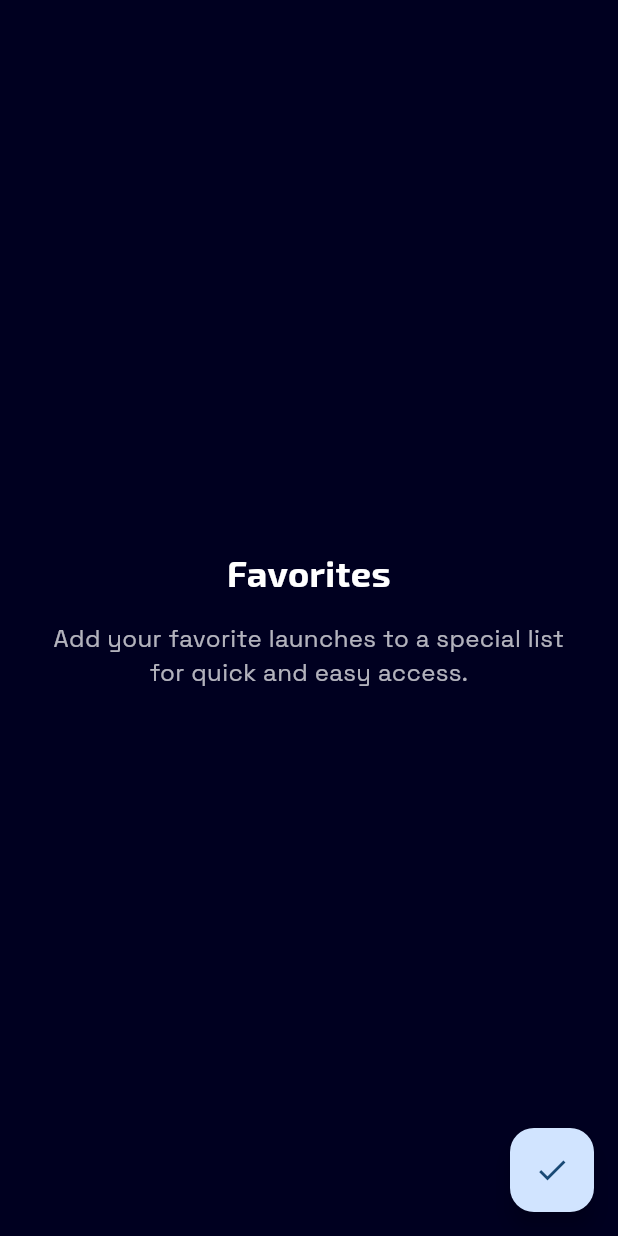
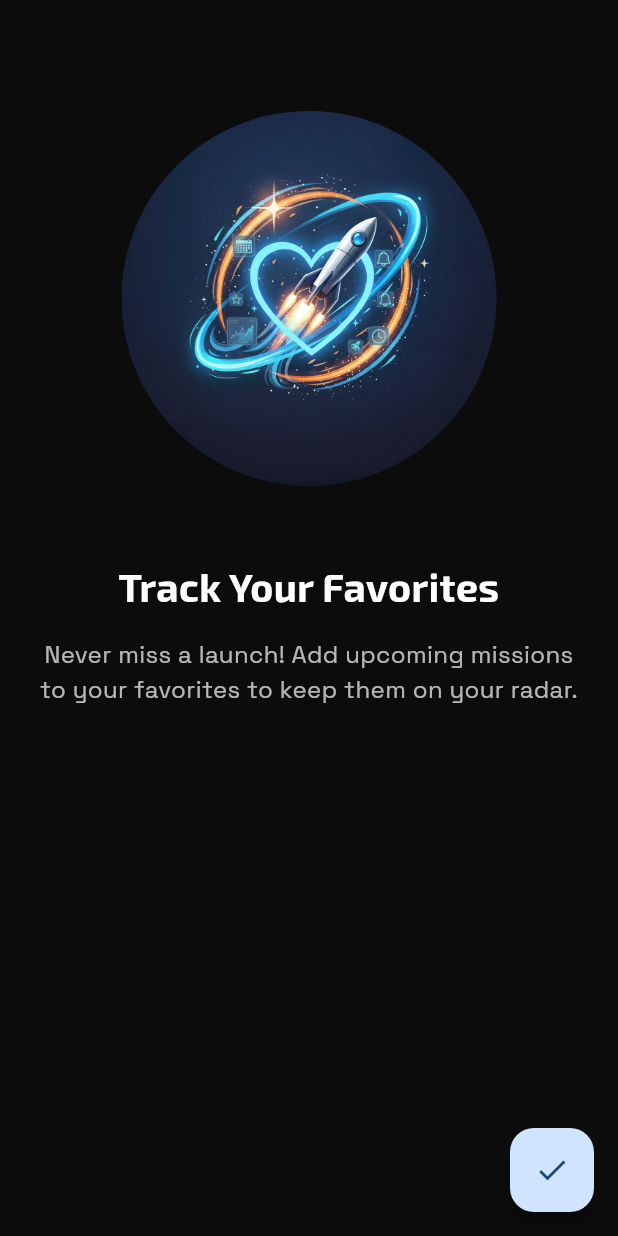
Before and after one commit to PacomeCailleteau/spaceX, a Flutter app: the screen it shows after launch, swiped to page 3, on a phone screen of 412 x 824 dp. Run offline on Flutter 3.47's test engine with Material 3 defaults, Android fonts, the phone set to English and light mode, and no system bars; our stand-ins replace cached_network_image, equatable, flutter_bloc, google_fonts, shared_preferences.

Commit message:
Final Fix

```diff
--- a/lib/features/favorites/presentation/cubit/favorites_cubit.dart
+++ b/lib/features/favorites/presentation/cubit/favorites_cubit.dart
@@ -40,7 +40,6 @@ class FavoritesCubit extends Cubit<FavoritesState> {
       } else {
         await favoriteService.addFavorite(launchId);
       }
-      // Refresh the state after modification
       await loadFavorites();
     } catch (e) {
       emit(FavoritesFailure(e.toString()));
--- a/lib/features/launches/presentation/cubit/launches_state.dart
+++ b/lib/features/launches/presentation/cubit/launches_state.dart
@@ -44,7 +44,7 @@ final class LaunchesSuccess extends LaunchesState {
 
 final class LaunchesFailure extends LaunchesState {
   final String error;
-  final List<Launch> launches; // Keep existing launches on failure
+  final List<Launch> launches;
 
   const LaunchesFailure({required this.error, this.launches = const []});
 
--- a/lib/features/launches/presentation/pages/launches_page.dart
+++ b/lib/features/launches/presentation/pages/launches_page.dart
@@ -91,7 +91,6 @@ class _LaunchesPageState extends State<LaunchesPage> {
   void _showOptionsModal(BuildContext context) {
     showModalBottomSheet(
       context: context,
-      // Provide both cubits to the modal sheet
       builder: (_) => MultiBlocProvider(
         providers: [
           BlocProvider.value(value: BlocProvider.of<ViewModeCubit>(context)),
--- a/lib/features/onboarding/presentation/pages/onboarding_page.dart
+++ b/lib/features/onboarding/presentation/pages/onboarding_page.dart
@@ -26,21 +26,24 @@ class OnboardingView extends StatelessWidget {
 
     final onboardingTabs = [
       const OnboardingTab(
-        title: 'Welcome to SpaceX',
-        description: 'Explore the world of SpaceX and keep track of all the latest launches.',
+        image: 'assets/icon/logo.png',
+        title: 'Welcome to SpaceX Tracker',
+        description: 'Track all past, present, and future SpaceX launches at your fingertips.',
       ),
       const OnboardingTab(
-        title: 'Launch Details',
-        description: 'Get detailed information about each launch, including the rocket, payload, and mission outcome.',
+        image: 'assets/icon/details.png',
+        title: 'In-Depth Details',
+        description: 'Get detailed information about each launch, from rocket specs to mission outcomes.',
       ),
       const OnboardingTab(
-        title: 'Favorites',
-        description: 'Add your favorite launches to a special list for quick and easy access.',
+        image: 'assets/icon/favorites.png',
+        title: 'Track Your Favorites',
+        description: 'Never miss a launch! Add upcoming missions to your favorites to keep them on your radar.',
       ),
     ];
 
     return Scaffold(
-      backgroundColor: const Color(0xFF000020),
+      backgroundColor: const Color(0xFF0C0C0C),
       body: PageView(
         controller: pageController,
         onPageChanged: (pageIndex) => context.read<OnboardingCubit>().changePage(pageIndex),
--- a/lib/features/onboarding/presentation/widgets/onboarding_tab.dart
+++ b/lib/features/onboarding/presentation/widgets/onboarding_tab.dart
@@ -4,10 +4,12 @@ import 'package:google_fonts/google_fonts.dart';
 class OnboardingTab extends StatelessWidget {
   const OnboardingTab({
     super.key,
+    this.image,
     required this.title,
     required this.description,
   });
 
+  final String? image;
   final String title;
   final String description;
 
@@ -15,13 +17,25 @@ class OnboardingTab extends StatelessWidget {
   Widget build(BuildContext context) {
     return Padding(
       padding: const EdgeInsets.all(24.0),
+      child: SingleChildScrollView(
         child: Column(
           mainAxisAlignment: MainAxisAlignment.center,
           children: [
+            const SizedBox(height: 50),
+            if (image != null)
+              ClipOval(
+                child: Image.asset(
+                  image!,
+                  height: 250,
+                  width: 250,
+                  fit: BoxFit.cover,
+                ),
+              ),
+            const SizedBox(height: 48),
             Text(
               title,
               style: GoogleFonts.exo2(
-              fontSize: 24,
+                fontSize: 26,
                 fontWeight: FontWeight.bold,
                 color: Colors.white,
               ),
@@ -36,7 +50,9 @@ class OnboardingTab extends StatelessWidget {
               ),
               textAlign: TextAlign.center,
             ),
+            const SizedBox(height: 50),
           ],
+        ),
       ),
     );
   }
```
Also changed, not shown: pubspec.yaml (+11 -0 lines), assets/icon/details.png (added), assets/icon/favorites.png (added), assets/icon/logo.png (added), 7 other files. Lines whose indentation alone changed are shown as unchanged.
